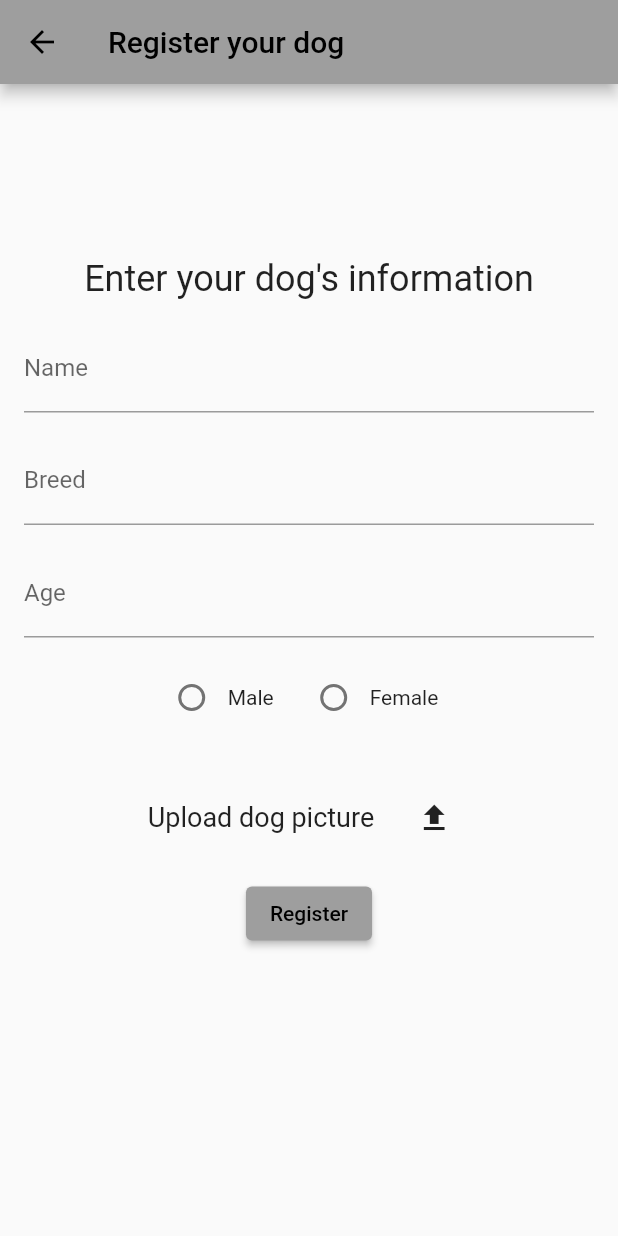
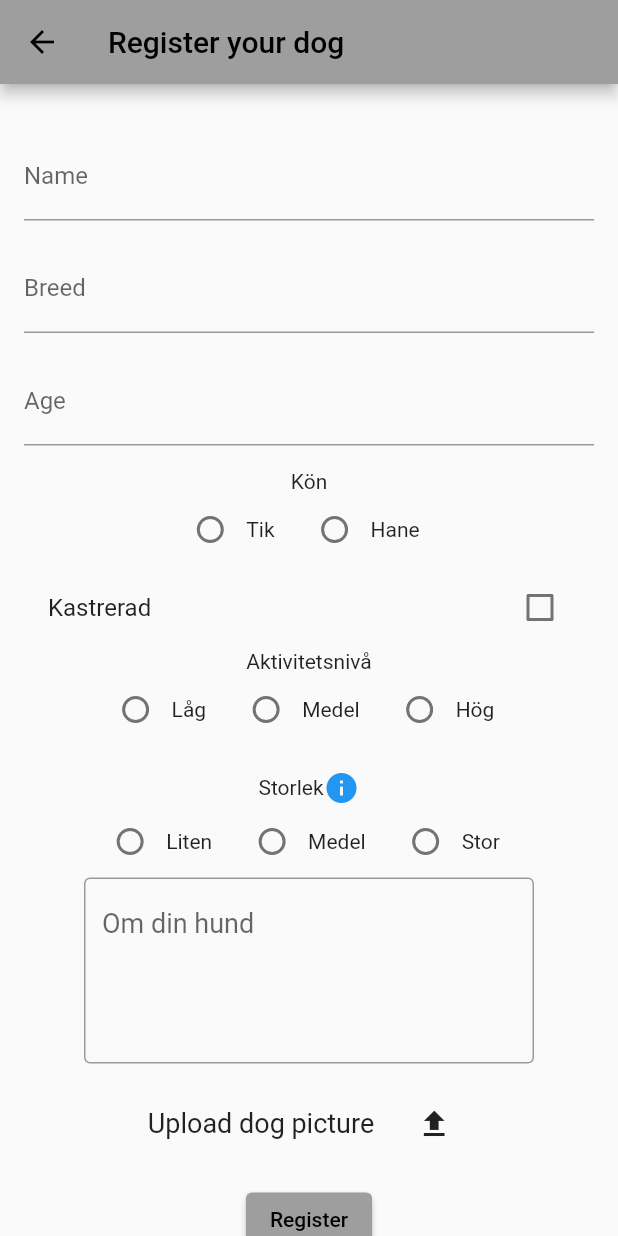
Before and after one commit to joas47/Bark_Buddy, a Flutter app: the RegisterDogPage screen opened by its route, on a phone screen of 412 x 824 dp. Run offline on Flutter 3.47's test engine with Material 2 defaults, Android fonts, the phone set to English and light mode, and no system bars; our stand-ins replace cloud_firestore, firebase_auth, firebase_core, image_picker; accounts and stored records are empty.

Commit message:
register your dog page changes

```diff
--- a/lib/main.dart
+++ b/lib/main.dart
@@ -3,9 +3,9 @@ import 'package:cross_platform_test/settings_page.dart';
 import 'package:cross_platform_test/view_dog_profile_page.dart';
 import 'package:cross_platform_test/login_page.dart';
 import 'package:cross_platform_test/register_page.dart';
-import 'package:cross_platform_test/register_dog_page.dart';
+import 'package:cross_platform_test/make_dog_profile_page.dart';
 import 'package:cross_platform_test/find_match_page.dart';
-import 'package:cross_platform_test/make_profile_page.dart';
+import 'package:cross_platform_test/make_owner_profile_page.dart';
 import 'package:cross_platform_test/view_owner_profile_page.dart';
 
 import 'package:flutter/material.dart';
@@ -41,7 +41,9 @@ class BarkBuddy extends StatelessWidget {
         routes: {
           '/login': (context) => const LoginPage(),
           '/register': (context) => const RegisterPage(),
-          '/make-profile': (context) => const MakeProfilePage(),
+          '/make-owner-profile': (context) => const MakeOwnerProfilePage(),
+          //'/make-dog-profile': (context) => const MakeDogProfilePage(),
+          //'/edit-owner-profile': (context) => const EditOwnerProfile(),
           '/register-dog': (context) => const RegisterDogPage(),
           '/find-match': (context) => const FindMatchPage(),
           '/profile': (context) => const ViewDogProfilePage(),
@@ -50,8 +52,7 @@ class BarkBuddy extends StatelessWidget {
           '/owner-profile': (context) => const ViewOwnerProfile(),
         },
         // TODO: change this to the login page when time for merge
-        //home: const LoginPage());
-        home: const ViewDogProfilePage());
+        home: const RegisterDogPage());
   }
 }
 
--- a/lib/register_dog_page.dart
+++ b/lib/make_dog_profile_page.dart
@@ -3,6 +3,18 @@ import 'package:flutter/material.dart';
 import 'package:cross_platform_test/file_selector_handler.dart';
 
 import 'database_handler.dart';
+
+/*
+Namn
+Kön (kastrerad eller ej)
+Ålder
+Ras
+Aktivitetsnivå
+Storlek
+Om hunden (fritext)
+Bild
+Spara
+ */
 
 class RegisterDogPage extends StatefulWidget {
   const RegisterDogPage({super.key});
@@ -17,11 +29,14 @@ class _RegisterDogPageState extends State<RegisterDogPage> {
   int _age = 0;
   String _gender = '';
 
+  bool _isChecked = false;
+
   // TODO: make this a file
   String _profilePic = '';
 
-  // TODO: add more options for gender - neutered or not
-  final List<String> _genderOptions = ['Male', 'Female'];
+  final List<String> _genderOptions = ['Tik', 'Hane'];
+  final List<String> _activityOptions = ['Låg', 'Medel', 'Hög'];
+  final List<String> _sizeOptions = ['Liten', 'Medel', 'Stor'];
 
   final _nameController = TextEditingController();
   final _breedController = TextEditingController();
@@ -39,11 +54,6 @@ class _RegisterDogPageState extends State<RegisterDogPage> {
         child: Column(
           mainAxisAlignment: MainAxisAlignment.center,
           children: [
-            const SizedBox(height: 100.0),
-            const Text(
-              'Enter your dog\'s information',
-              style: TextStyle(fontSize: 24.0),
-            ),
             const SizedBox(height: 16.0),
             TextField(
               controller: _nameController,
@@ -78,6 +88,7 @@ class _RegisterDogPageState extends State<RegisterDogPage> {
               },
             ),
             const SizedBox(height: 16.0),
+            Text("Kön"),
             Row(
               mainAxisAlignment: MainAxisAlignment.center,
               children: _genderOptions
@@ -98,7 +109,87 @@ class _RegisterDogPageState extends State<RegisterDogPage> {
                   ))
                   .toList(),
             ),
+            CheckboxListTile(
+              title: const Text('Kastrerad'),
+              value: _isChecked,
+              onChanged: (value) {
+                setState(() {
+                  _isChecked = value!;
+                });
+              },
+            ),
+            const Text("Aktivitetsnivå"),
+            Row(
+              mainAxisAlignment: MainAxisAlignment.center,
+              children: _activityOptions
+                  .map((option) =>
+                  Row(
+                    children: [
+                      Radio(
+                        value: option,
+                        groupValue: _gender,
+                        onChanged: (value) {
+                          setState(() {
+                            _gender = value.toString();
+                          });
+                        },
+                      ),
+                      Text(option),
+                      const SizedBox(width: 16.0),
+                    ],
+                  ))
+                  .toList(),
+            ),
             const SizedBox(height: 16.0),
+            Row(
+              mainAxisAlignment: MainAxisAlignment.center,
+              children: const [
+                Text("Storlek"),
+                // TODO: add a tooltip
+                Icon(
+                  Icons.info,
+                  color: Colors.blue,
+                )
+              ],
+            ),
+            Row(
+              mainAxisAlignment: MainAxisAlignment.center,
+              children: _sizeOptions
+                  .map((option) =>
+                  Row(
+                    children: [
+                      Radio(
+                        value: option,
+                        groupValue: _gender,
+                        onChanged: (value) {
+                          setState(() {
+                            _gender = value.toString();
+                          });
+                        },
+                      ),
+                      Text(option),
+                      const SizedBox(width: 16.0),
+                    ],
+                  ))
+                  .toList(),
+            ),
+            const SizedBox(
+              //height: 500.0,
+              width: 300.0,
+              child: TextField(
+                keyboardType: TextInputType.multiline,
+                minLines: 4,
+                maxLines: 5,
+                decoration: InputDecoration(
+                  // TODO: get this information from the database
+                  hintText: 'Om din hund',
+                  border: OutlineInputBorder(),
+                ),
+                style: TextStyle(
+                  fontSize: 18.0,
+                ),
+              ),
+            ),
             _buildImageUploadButton(),
             const SizedBox(height: 16.0),
             ElevatedButton(
--- a/lib/make_profile_page.dart
+++ b/lib/make_owner_profile_page.dart
@@ -2,14 +2,14 @@ import 'package:flutter/material.dart';
 import 'package:image_picker/image_picker.dart';
 import 'file_selector_handler.dart';
 
-class MakeProfilePage extends StatefulWidget {
-  const MakeProfilePage({super.key});
+class MakeOwnerProfilePage extends StatefulWidget {
+  const MakeOwnerProfilePage({super.key});
 
   @override
-  State<MakeProfilePage> createState() => _MakeProfilePageState();
+  State<MakeOwnerProfilePage> createState() => _MakeOwnerProfilePageState();
 }
 
-class _MakeProfilePageState extends State<MakeProfilePage> {
+class _MakeOwnerProfilePageState extends State<MakeOwnerProfilePage> {
   String _fName = '';
   String _lName = '';
   String _gender = '';
```
Also changed, not shown: lib/edit_owner_profile.dart (added). Lines whose indentation alone changed are shown as unchanged.
